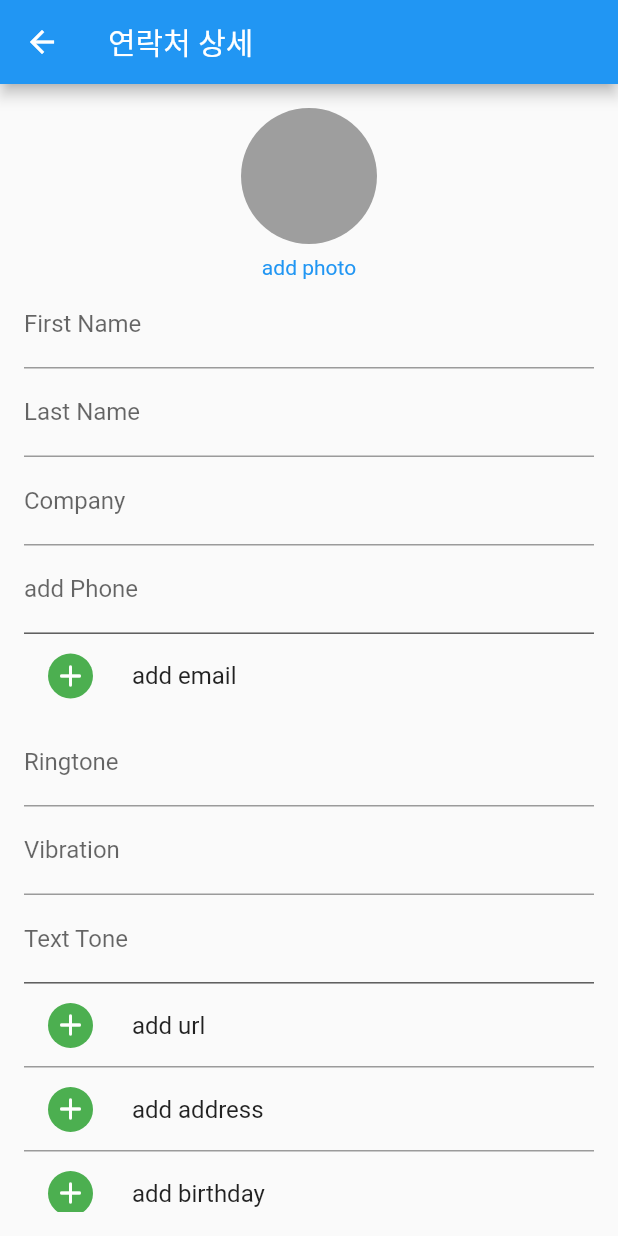
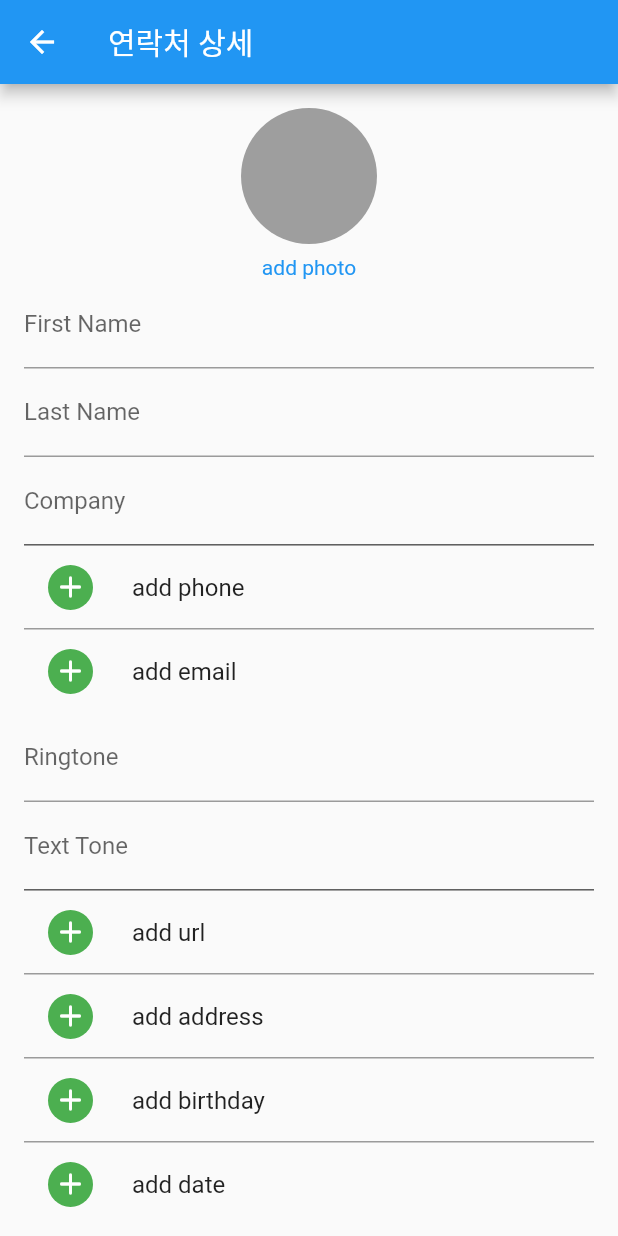
Before and after one commit to jinovative/Contacts, a Flutter app: the ContactDetailScreen screen opened directly, on a phone screen of 412 x 824 dp. Run offline on Flutter 3.47's test engine with Material 2 defaults, Android fonts, the phone set to English and light mode, and no system bars.

Commit message:
FIXED: save actions worked

```diff
--- a/lib/models/contact.dart
+++ b/lib/models/contact.dart
@@ -1,7 +1,55 @@
 class Contact {
-  final String name;
+  final String firstName;
+  final String lastName;
+  final String company;
   final String phone;
-  final bool isFavorite;
+  final String email;
+  final String ringtone;
+  final String textTone;
+  final String url;
+  final String address;
+  final DateTime? birthday;
+  final DateTime? addDate;
+  final String relatedName;
+  final String socialProfile;
+  final String instantMessage;
+  final String note;
 
-  Contact({required this.name, required this.phone, this.isFavorite = false});
+  Contact({
+    required this.firstName,
+    required this.lastName,
+    required this.company,
+    required this.phone,
+    required this.email,
+    required this.ringtone,
+    required this.textTone,
+    required this.url,
+    required this.address,
+    this.birthday,
+    this.addDate,
+    required this.relatedName,
+    required this.socialProfile,
+    required this.instantMessage,
+    required this.note,
+  });
+
+  List<Contact> searchContacts(String query, List<Contact> contacts) {
+    return contacts.where((contact) {
+      return contact.firstName.contains(query) ||
+          contact.lastName.contains(query) ||
+          contact.company.contains(query) ||
+          contact.phone.contains(query) ||
+          contact.email.contains(query) ||
+          contact.ringtone.contains(query) ||
+          contact.textTone.contains(query) ||
+          contact.url.contains(query) ||
+          contact.address.contains(query) ||
+          (contact.birthday != null && contact.birthday!.toIso8601String().contains(query)) ||
+          (contact.addDate != null && contact.addDate!.toIso8601String().contains(query)) ||
+          contact.relatedName.contains(query) ||
+          contact.socialProfile.contains(query) ||
+          contact.instantMessage.contains(query) ||
+          contact.note.contains(query);
+    }).toList();
+  }
 }
--- a/lib/screens/contact_detail_screen.dart
+++ b/lib/screens/contact_detail_screen.dart
@@ -7,24 +7,134 @@ class ContactDetailScreen extends StatefulWidget {
   final int? index;
   final String phoneNumber;
 
+
   ContactDetailScreen({this.index, required this.phoneNumber});
 
   @override
   _ContactDetailScreenState createState() => _ContactDetailScreenState();
 }
 
+class NewFieldSelectionPage extends StatelessWidget {
+  @override
+  Widget build(BuildContext context) {
+    return Scaffold(
+      appBar: AppBar(title: Text('Add New Field')),
+      body: ListView(
+        children: [
+          ListTile(
+            title: Text('Option 1'),
+            onTap: () {
+              // Option 1 선택 로직
+            },
+          ),
+          ListTile(
+            title: Text('Option 2'),
+            onTap: () {
+              // Option 2 선택 로직
+            },
+          ),
+          // 여기에 추가적인 옵션을 계속해서 추가할 수 있습니다.
+        ],
+      ),
+    );
+  }
+}
+
 class _ContactDetailScreenState extends State<ContactDetailScreen> {
-  final TextEditingController nameController = TextEditingController();
+  final TextEditingController firstNameController = TextEditingController();
+  final TextEditingController lastNameController = TextEditingController();
+  final TextEditingController companyController = TextEditingController();
   final TextEditingController phoneController = TextEditingController();
-  String? profileImage; // 프로필 이미지 URL
-  bool showAddressField = false; // 주소 필드 표시 여부
+  final TextEditingController emailController = TextEditingController();
+  final TextEditingController ringtoneController = TextEditingController();
+  final TextEditingController textToneController = TextEditingController();
+  final TextEditingController urlController = TextEditingController();
+  final TextEditingController addressController = TextEditingController();
+  final TextEditingController birthdayController = TextEditingController();
+  final TextEditingController addDateController = TextEditingController();
+  final TextEditingController relatedNameController = TextEditingController();
+  final TextEditingController socialProfileController = TextEditingController();
+  final TextEditingController instantMessageController = TextEditingController();
+  final TextEditingController noteController = TextEditingController();
+  String? profileImage;
 
-  // 주소 필드 표시 함수
+  bool showAddPhoneField = false;
+  bool showEmailField = false;
+  bool showRelatedNameField = false;
+  bool showUrlField = false;
+  bool showAddressField = false;
+  bool showBirthdayField = false;
+  bool showDateField = false;
+  bool showSocialProfileField = false;
+  bool showInstantMessageField = false;
+
+  DateTime? parseDate(String? date) {
+    if (date == null || date.isEmpty) {
+      return null;
+    }
+
+    try {
+      return DateTime.parse(date);
+    } catch (e) {
+      print('Error parsing date: $e');
+      return null;
+    }
+  }
+  // 각 토글 함수
+  void _toggleAddPhoneField() {
+    setState(() {
+      showAddPhoneField = !showAddPhoneField;
+    });
+  }
+
+  void _toggleEmailField() {
+    setState(() {
+      showEmailField = !showEmailField;
+    });
+  }
+
+  void _toggleRelatedNameField() {
+    setState(() {
+      showRelatedNameField = !showRelatedNameField;
+    });
+  }
+
+  void _toggleUrlField() {
+    setState(() {
+      showUrlField = !showUrlField;
+    });
+  }
+
   void _toggleAddressField() {
     setState(() {
       showAddressField = !showAddressField;
     });
   }
+
+  void _toggleBirthdayField() {
+    setState(() {
+      showBirthdayField = !showBirthdayField;
+    });
+  }
+
+  void _toggleDateField() {
+    setState(() {
+      showDateField = !showDateField;
+    });
+  }
+
+  void _toggleSocialProfileField() {
+    setState(() {
+      showSocialProfileField = !showSocialProfileField;
+    });
+  }
+
+  void _toggleInstantMessageField() {
+    setState(() {
+      showInstantMessageField = !showInstantMessageField;
+    });
+  }
+
 
   @override
   void initState() {
@@ -32,14 +142,39 @@ class _ContactDetailScreenState extends State<ContactDetailScreen> {
     phoneController.text = widget.phoneNumber;
     if (widget.index != null) {
       final contactsProvider = Provider.of<ContactsProvider>(context, listen: false);
-      nameController.text = contactsProvider.contacts[widget.index!].name;
+      final contact = contactsProvider.contacts[widget.index!];
+
+      firstNameController.text = contact.firstName;
+      lastNameController.text = contact.lastName;
+      companyController.text = contact.company;
+      phoneController.text = contact.phone;
+      emailController.text = contact.email;
+      ringtoneController.text = contact.ringtone;
+      textToneController.text = contact.textTone;
+      urlController.text = contact.url;
+      addressController.text = contact.address;
+      birthdayController.text = contact.birthday != null ? contact.birthday.toString() : "";
+      relatedNameController.text = contact.relatedName;
+      socialProfileController.text = contact.socialProfile;
+      instantMessageController.text = contact.instantMessage;
+      noteController.text = contact.note;
     }
   }
 
-  void _updateProfileImage(String imageUrl) {
-    setState(() {
-      profileImage = imageUrl;
-    });
+  @override
+  Widget _buildAddIcon() {
+    return Container(
+      width: 30,
+      height: 30,
+      decoration: BoxDecoration(
+        color: Colors.green,
+        shape: BoxShape.circle,
+      ),
+      child: Icon(
+        Icons.add_rounded,
+        color: Colors.white,
+      ),
+    );
   }
 
   @override
@@ -92,102 +227,102 @@ class _ContactDetailScreenState extends State<ContactDetailScreen> {
 
 
             TextField(
-              controller: nameController,
+              controller: firstNameController,
               decoration: InputDecoration(labelText: 'First Name'),
             ),
             TextField(
+              controller: lastNameController,
               decoration: InputDecoration(labelText: 'Last Name'),
             ),
             TextField(
+              controller: companyController,
               decoration: InputDecoration(labelText: 'Company'),
             ),
-            TextField(
-              controller: phoneController,
-              decoration: InputDecoration(labelText: 'add Phone'),
-            ),
             GestureDetector(
-              onTap: _toggleAddressField,
+              onTap: _toggleAddPhoneField,
               child: Column(
                 children: [
                   AnimatedContainer(
-                    height: showAddressField ? 60 : 0, // 주소 필드 표시 여부에 따라 높이 조절
-                    duration: Duration(milliseconds: 300), // 애니메이션 지속 시간
+                    height: showAddPhoneField ? 60 : 0,
+                    duration: Duration(milliseconds: 300),
                     child: Align(
                       alignment: Alignment.topCenter,
                       child: TextField(
+                        controller: phoneController,
+                        decoration: InputDecoration(labelText: 'add phone'),
+                      ),
+                    ),
+                  ),
+                  ListTile(
+                    leading: _buildAddIcon(),
+                    title: Text('add phone'),
+                  ),
+                ],
+              ),
+            ),
+            GestureDetector(
+              onTap: _toggleEmailField,
+              child: Column(
+                children: [
+                  AnimatedContainer(
+                    height: showEmailField ? 60 : 0,
+                    duration: Duration(milliseconds: 300),
+                    child: Align(
+                      alignment: Alignment.topCenter,
+                      child: TextField(
+                        controller: emailController,
                         decoration: InputDecoration(labelText: 'add email'),
                       ),
                     ),
                   ),
                   ListTile(
-                    leading: Container(
-                      width: 30,
-                      height: 30,
-                      decoration: BoxDecoration(
-                        color: Colors.green,
-                        shape: BoxShape.circle,
-                      ),
-                      child: Icon(
-                        Icons.add_rounded,
-                        color: Colors.white,
-                      ),
-                    ),
+                    leading: _buildAddIcon(),
                     title: Text('add email'),
                   ),
                 ],
               ),
             ),
             TextField(
+              controller: ringtoneController,
               decoration: InputDecoration(labelText: 'Ringtone'),
             ),
             TextField(
-              decoration: InputDecoration(labelText: 'Vibration'),
-            ),
-            TextField(
+              controller: textToneController,
               decoration: InputDecoration(labelText: 'Text Tone'),
             ),
             GestureDetector(
-              onTap: _toggleAddressField,
+              onTap: _toggleUrlField,  // 소셜 프로필 항목에 대한 토글 함수 연결
               child: Column(
                 children: [
                   AnimatedContainer(
-                    height: showAddressField ? 60 : 0, // 주소 필드 표시 여부에 따라 높이 조절
-                    duration: Duration(milliseconds: 300), // 애니메이션 지속 시간
+                    height: showUrlField ? 60 : 0,
+                    duration: Duration(milliseconds: 300),
                     child: Align(
                       alignment: Alignment.topCenter,
                       child: TextField(
+                        controller: urlController,
                         decoration: InputDecoration(labelText: 'add url'),
                       ),
                     ),
                   ),
                   ListTile(
-                    leading: Container(
-                      width: 30,
-                      height: 30,
-                      decoration: BoxDecoration(
-                        color: Colors.green,
-                        shape: BoxShape.circle,
-                      ),
-                      child: Icon(
-                        Icons.add_rounded,
-                        color: Colors.white,
-                      ),
-                    ),
+                    leading: _buildAddIcon(),
                     title: Text('add url'),
                   ),
                 ],
               ),
             ),
             GestureDetector(
-              onTap: _toggleAddressField,
+              onTap: _toggleAddressField, // 이 부분에서 토글 함수를 연결했습니다.
               child: Column(
                 children: [
                   AnimatedContainer(
-                    height: showAddressField ? 60 : 0, // 주소 필드 표시 여부에 따라 높이 조절
-                    duration: Duration(milliseconds: 300), // 애니메이션 지속 시간
+                    height: showAddressField ? 60 : 0,
+                    duration: Duration(milliseconds: 300),
                     child: Align(
                       alignment: Alignment.topCenter,
                       child: TextField(
+                        controller: addressController,
                         decoration: InputDecoration(labelText: 'add address'),
                       ),
                     ),
@@ -211,15 +346,16 @@ class _ContactDetailScreenState extends State<ContactDetailScreen> {
               ),
             ),
             GestureDetector(
-              onTap: _toggleAddressField,
+              onTap: _toggleBirthdayField,
               child: Column(
                 children: [
                   AnimatedContainer(
-                    height: showAddressField ? 60 : 0, // 주소 필드 표시 여부에 따라 높이 조절
+                    height: showBirthdayField ? 60 : 0, // 주소 필드 표시 여부에 따라 높이 조절
                     duration: Duration(milliseconds: 300), // 애니메이션 지속 시간
                     child: Align(
                       alignment: Alignment.topCenter,
                       child: TextField(
+                        controller: birthdayController,
                         decoration: InputDecoration(labelText: 'add birthday'),
                       ),
                     ),
@@ -243,15 +379,16 @@ class _ContactDetailScreenState extends State<ContactDetailScreen> {
               ),
             ),
             GestureDetector(
-              onTap: _toggleAddressField,
+              onTap: _toggleDateField,
               child: Column(
                 children: [
                   AnimatedContainer(
-                    height: showAddressField ? 60 : 0, // 주소 필드 표시 여부에 따라 높이 조절
+                    height: showDateField ? 60 : 0, // 주소 필드 표시 여부에 따라 높이 조절
                     duration: Duration(milliseconds: 300), // 애니메이션 지속 시간
                     child: Align(
                       alignment: Alignment.topCenter,
                       child: TextField(
+                        controller: addDateController,
                         decoration: InputDecoration(labelText: 'add date'),
                       ),
                     ),
@@ -275,15 +412,16 @@ class _ContactDetailScreenState extends State<ContactDetailScreen> {
               ),
             ),
             GestureDetector(
-              onTap: _toggleAddressField,
+              onTap: _toggleRelatedNameField,
               child: Column(
                 children: [
                   AnimatedContainer(
-                    height: showAddressField ? 60 : 0, // 주소 필드 표시 여부에 따라 높이 조절
+                    height: showRelatedNameField ? 60 : 0, // 주소 필드 표시 여부에 따라 높이 조절
                     duration: Duration(milliseconds: 300), // 애니메이션 지속 시간
                     child: Align(
                       alignment: Alignment.topCenter,
                       child: TextField(
+                        controller: relatedNameController,
                         decoration: InputDecoration(labelText: 'add related name'),
                       ),
                     ),
@@ -307,47 +445,38 @@ class _ContactDetailScreenState extends State<ContactDetailScreen> {
               ),
             ),
             GestureDetector(
-              onTap: _toggleAddressField,
+              onTap: _toggleSocialProfileField,
               child: Column(
                 children: [
                   AnimatedContainer(
-                    height: showAddressField ? 60 : 0, // 주소 필드 표시 여부에 따라 높이 조절
-                    duration: Duration(milliseconds: 300), // 애니메이션 지속 시간
+                    height: showSocialProfileField ? 60 : 0,
+                    duration: Duration(milliseconds: 300),
                     child: Align(
                       alignment: Alignment.topCenter,
                       child: TextField(
+                        controller: socialProfileController,
                         decoration: InputDecoration(labelText: 'add social profile'),
                       ),
                     ),
                   ),
                   ListTile(
-                    leading: Container(
-                      width: 30,
-                      height: 30,
-                      decoration: BoxDecoration(
-                        color: Colors.green,
-                        shape: BoxShape.circle,
-                      ),
-                      child: Icon(
-                        Icons.add_rounded,
-                        color: Colors.white,
-                      ),
-                    ),
+                    leading: _buildAddIcon(),
                     title: Text('add social profile'),
                   ),
                 ],
               ),
             ),
             GestureDetector(
-              onTap: _toggleAddressField,
+              onTap: _toggleInstantMessageField,
               child: Column(
                 children: [
                   AnimatedContainer(
-                    height: showAddressField ? 60 : 0, // 주소 필드 표시 여부에 따라 높이 조절
+                    height: showInstantMessageField ? 60 : 0, // 주소 필드 표시 여부에 따라 높이 조절
                     duration: Duration(milliseconds: 300), // 애니메이션 지속 시간
                     child: Align(
                       alignment: Alignment.topCenter,
                       child: TextField(
+                        controller: instantMessageController,
                         decoration: InputDecoration(labelText: 'add Instant message'),
                       ),
                     ),
@@ -370,17 +499,51 @@ class _ContactDetailScreenState extends State<ContactDetailScreen> {
                 ],
               ),
             ),
-            TextField(
-              decoration: InputDecoration(labelText: 'Notes'),
+            Container(
+              padding: EdgeInsets.all(8.0), // 내부 여백을 추가하여 텍스트와 테두리 사이에 간격을 줍니다.
+              decoration: BoxDecoration(
+                border: Border.all(color: Colors.blueAccent), // 테두리 색상 설정
+                borderRadius: BorderRadius.circular(8.0), // 모서리 둥글게 처리
+              ),
+              child: TextField(
+                controller: noteController,
+                decoration: InputDecoration(
+                  labelText: 'Notes',
+                  border: InputBorder.none, // 기본 TextField 테두리 제거
+                ),
+                maxLines: null, // 여러 줄의 텍스트를 입력할 수 있게 설정
+                keyboardType: TextInputType.multiline, // 여러 줄 입력 키보드 타입 설정
+              ),
             ),
-            TextField(
-              decoration: InputDecoration(labelText: 'add field'),
+            ListTile(
+              title: Text('add field'),
+              onTap: () {
+                Navigator.push(
+                  context,
+                  MaterialPageRoute(builder: (context) => NewFieldSelectionPage()),
+                );
+              },
             ),
-            // 여기에 추가 필드를 계속해서 추가
             ElevatedButton(
               onPressed: () {
                 final contactsProvider = Provider.of<ContactsProvider>(context, listen: false);
-                contactsProvider.addContact(nameController.text, phoneController.text); // 전화번호 저장
+                contactsProvider.addContact(
+                  firstName: firstNameController.text,
+                  lastName: lastNameController.text,
+                  company: companyController.text,
+                  phone: phoneController.text,
+                  email: emailController.text,
+                  ringtone: ringtoneController.text,
+                  textTone: textToneController.text,
+                  url: urlController.text,
+                  address: addressController.text,
+                  birthday: parseDate(birthdayController.text),
+                  addDate: parseDate(addDateController.text),
+                  relatedName: relatedNameController.text,
+                  socialProfile: socialProfileController.text,
+                  instantMessage: instantMessageController.text,
+                  note: noteController.text,
+                ); // 전화번호 저장
 
                 // 연락처 저장 후 이전 화면으로 돌아갑니다.
                 Navigator.pop(context);
--- a/lib/screens/contacts_screen.dart
+++ b/lib/screens/contacts_screen.dart
@@ -32,9 +32,10 @@ class ContactsScreen extends StatelessWidget {
         itemCount: contacts.length,
         itemBuilder: (context, index) {
           final contact = contacts[index];
+          final contactName = "${contact.firstName} ${contact.lastName}".trim(); // firstName과 lastName을 합쳐 이름을 표시
           return ListTile(
             leading: Icon(CupertinoIcons.person),
-            title: Text(contact.name),
+            title: Text(contactName),
             subtitle: Text(contact.phone),
             onTap: () {
               Navigator.push(
--- a/pubspec.yaml
+++ b/pubspec.yaml
@@ -31,6 +31,7 @@ dependencies:
   flutter:
     sdk: flutter
   intl: ^0.17.0
+  image_picker: ^0.8.4
 
 
   # The following adds the Cupertino Icons font to your application.
```
Also changed, not shown: lib/providers/contacts_provider.dart (+82 -7 lines), lib/screens/dialer_screen.dart (+21 -2 lines), lib/widgets/contact_list_item.dart (+5 -2 lines), pubspec.lock.
